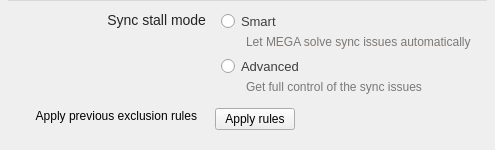
First picture: the form in src/MEGASync/syncs/gui/Twoways/macx/SyncStallModeSelector.ui, repository meganz/MEGAsync, before the edit.
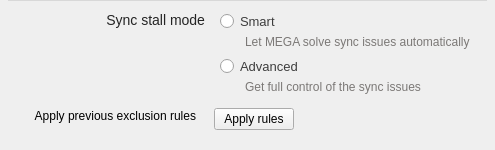
Second picture: the form after the edit.

```diff
--- a/src/MEGASync/syncs/gui/Twoways/macx/SyncStallModeSelector.ui
+++ b/src/MEGASync/syncs/gui/Twoways/macx/SyncStallModeSelector.ui
@@ -313,7 +313,7 @@
               <string notr="true"/>
              </property>
              <property name="text">
-              <string> Apply previous exclusion rules</string>
+              <string>Apply previous exclusion rules</string>
              </property>
              <property name="alignment">
               <set>Qt::AlignRight|Qt::AlignTrailing|Qt::AlignVCenter</set>
```
